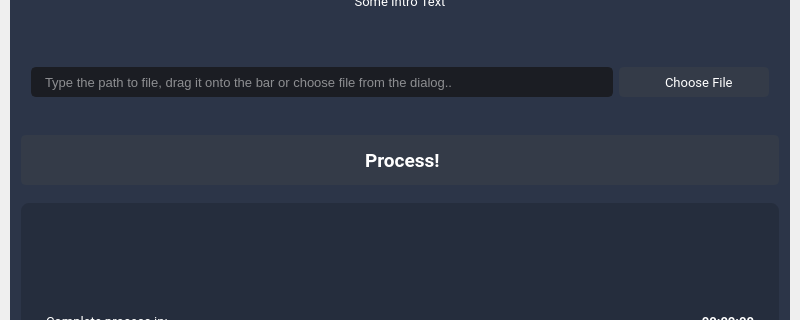
piotrsladowski/Vehicle-Detection-OpenCV, file src/gui/ui_main.ui: the form before one commit; both pictures show x 0 to 800 and y 163 to 483 of the 800 by 600 pixel window.
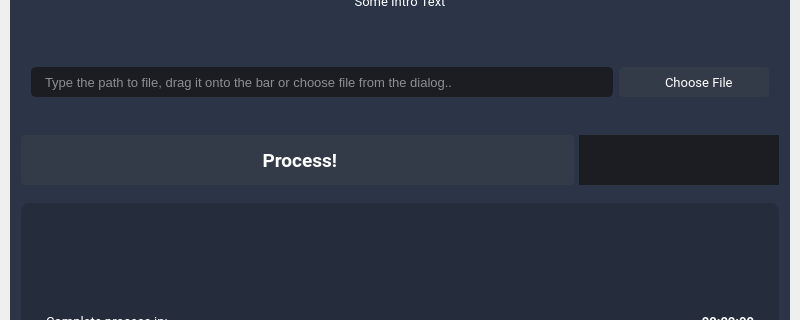
The form after the commit. The open tabs and pages were chosen to show the change. Icons and pictures are not drawn.

Patch:
```diff
--- a/src/gui/ui_main.ui
+++ b/src/gui/ui_main.ui
@@ -543,7 +543,7 @@
              <property name="frameShadow">
               <enum>QFrame::Raised</enum>
              </property>
-             <layout class="QHBoxLayout" name="horizontalLayout_13" stretch="0">
+             <layout class="QHBoxLayout" name="horizontalLayout_13" stretch="0,0">
               <property name="spacing">
                <number>5</number>
               </property>
@@ -600,6 +600,76 @@
                 </property>
                </widget>
               </item>
+              <item>
+               <widget class="QComboBox" name="cbSpeedAccur">
+                <property name="minimumSize">
+                 <size>
+                  <width>98</width>
+                  <height>50</height>
+                 </size>
+                </property>
+                <property name="maximumSize">
+                 <size>
+                  <width>200</width>
+                  <height>16777215</height>
+                 </size>
+                </property>
+                <property name="font">
+                 <font>
+                  <family>Roboto</family>
+                  <pointsize>10</pointsize>
+                  <weight>75</weight>
+                  <bold>true</bold>
+                 </font>
+                </property>
+                <property name="styleSheet">
+                 <string notr="true">QComboBox {
+	border: 0 px;
+	background-color: rgb(27, 29, 35);
+	
+	padding: 10px 10px 10px 10px;
+	min-width: 6em;
+	color: white;
+}
+
+QComboBox:hover {
+	background-color: rgb(35, 40, 49);
+}
+
+QComboBox::drop-down {
+	subcontrol-origin: padding;
+	subcontrol-position: top right;
+	width: 30px;
+	border: 0px;
+}
+
+QComboBox::down-arrow {
+    image: url(:/icons/arrow_dn);
+	width: 30px;
+}
+
+QComboBox::down-arrow:on {
+    image: url(:/icons/arrow_up);
+	width: 30px;
+}
+ 
+QComboBox QAbstractItemView {
+    selection-background-color: rgb(52, 59, 72);
+    background-color: rgb(27, 29, 35);
+    
+	outline: none;
+
+	border: 0px;
+	border-style: none;
+
+    padding: 5px 0px 5px 0px;
+
+	color: lightgray;
+	selection-color: white;
+}</string>
+                </property>
+               </widget>
+              </item>
              </layout>
             </widget>
            </item>
```
Left out of the diff: 7 changed lines with no effect on the pictures.
